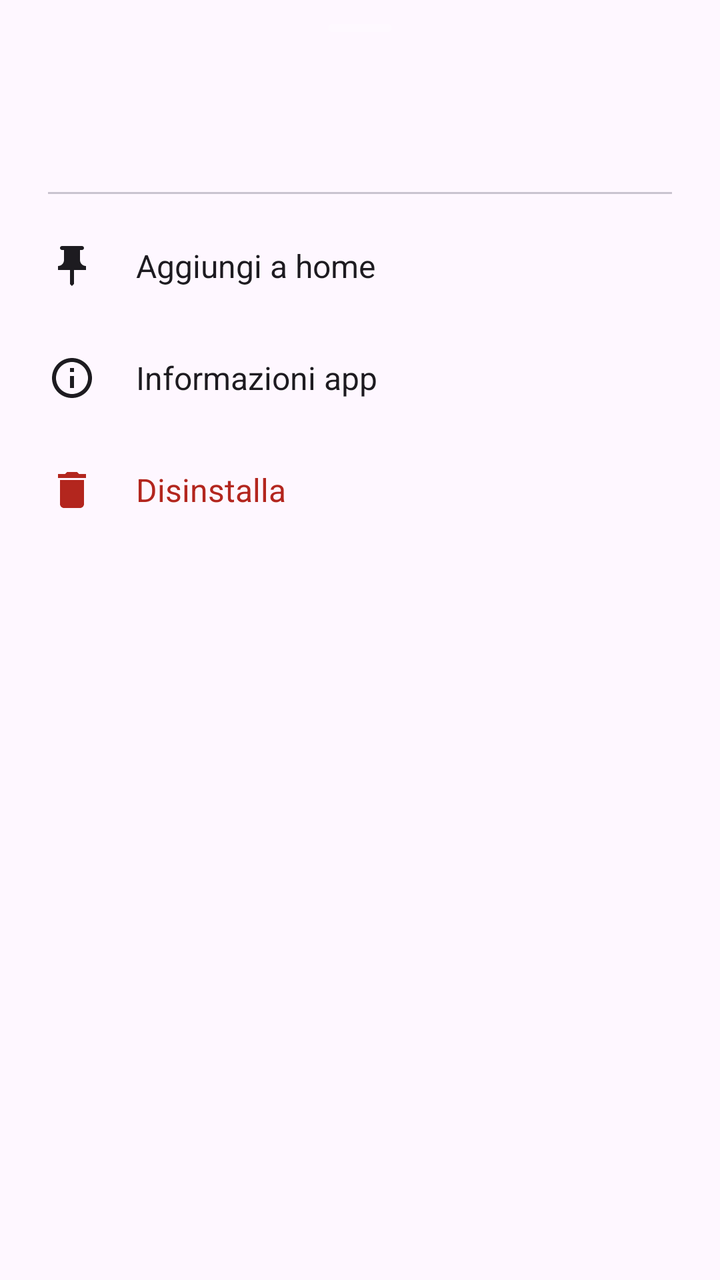
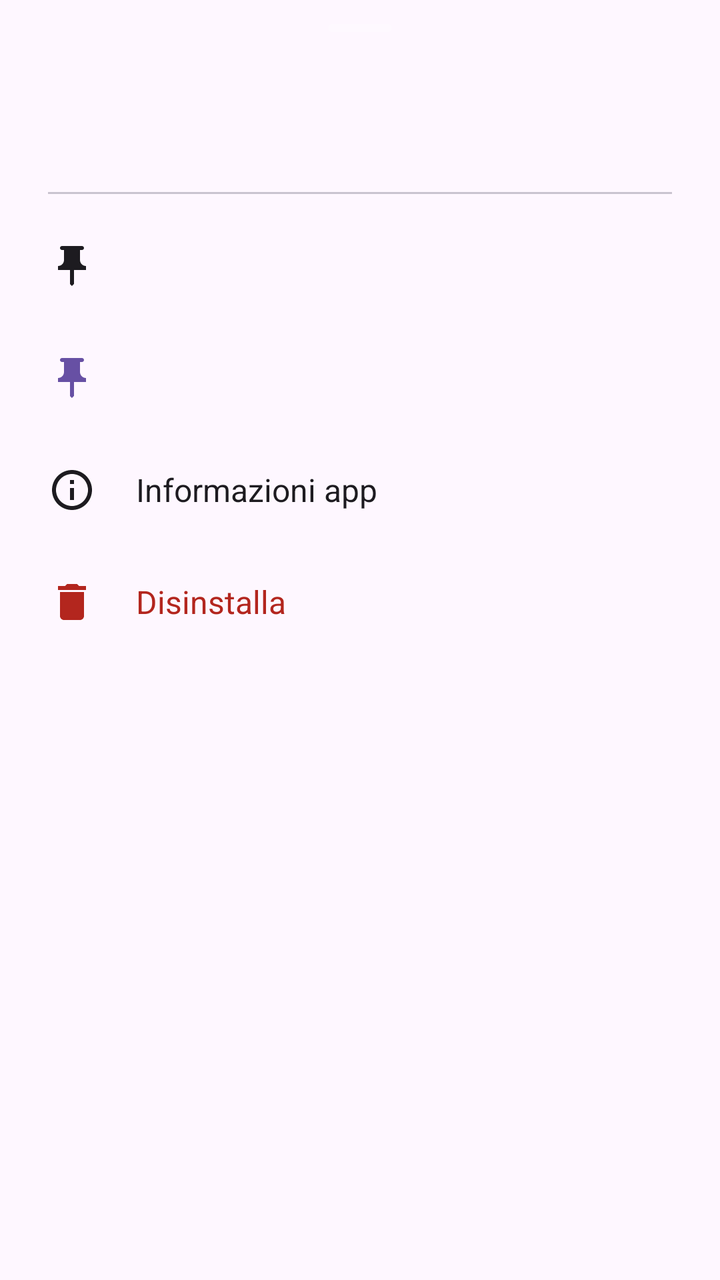

The first picture is an Android layout as it rendered before a commit; the second is the same layout after the commit. The layout source and the unified diff follow.
<!-- AndroidManifest.xml: application theme Theme.SpeedLauncher -->
<!-- res/layout/sheet_app_actions.xml -->
<?xml version="1.0" encoding="utf-8"?>
<LinearLayout xmlns:android="http://schemas.android.com/apk/res/android"
    xmlns:app="http://schemas.android.com/apk/res-auto"
    android:layout_width="match_parent"
    android:layout_height="wrap_content"
    android:background="?attr/colorSurface"
    android:orientation="vertical"
    android:paddingVertical="12dp">

    <View
        android:layout_width="32dp"
        android:layout_height="4dp"
        android:layout_gravity="center_horizontal"
        android:layout_marginBottom="16dp"
        android:background="@drawable/bg_drag_handle" />

    <LinearLayout
        android:layout_width="match_parent"
        android:layout_height="wrap_content"
        android:gravity="center_vertical"
        android:orientation="horizontal"
        android:paddingHorizontal="24dp"
        android:paddingBottom="16dp">

        <ImageView
            android:id="@+id/appIcon"
            android:layout_width="48dp"
            android:layout_height="48dp" />

        <TextView
            android:id="@+id/appLabel"
            android:layout_width="0dp"
            android:layout_height="wrap_content"
            android:layout_marginStart="16dp"
            android:layout_weight="1"
            android:ellipsize="end"
            android:maxLines="1"
            android:textColor="?attr/colorOnSurface"
            android:textSize="18sp"
            android:textStyle="bold" />
    </LinearLayout>

    <View
        android:layout_width="match_parent"
        android:layout_height="1dp"
        android:layout_marginHorizontal="24dp"
        android:layout_marginBottom="8dp"
        android:background="?attr/colorOutlineVariant" />

    <LinearLayout
        android:id="@+id/actionPin"
        android:layout_width="match_parent"
        android:layout_height="56dp"
        android:background="?attr/selectableItemBackground"
        android:clickable="true"
        android:focusable="true"
        android:gravity="center_vertical"
        android:orientation="horizontal"
        android:paddingHorizontal="24dp">

        <ImageView
            android:layout_width="24dp"
            android:layout_height="24dp"
            android:src="@drawable/ic_pin"
            app:tint="?attr/colorOnSurface" />

        <TextView
            android:id="@+id/pinLabel"
            android:layout_width="wrap_content"
            android:layout_height="wrap_content"
            android:layout_marginStart="20dp"
            android:text="@string/action_pin"
            android:textColor="?attr/colorOnSurface"
            android:textSize="16sp" />
    </LinearLayout>

    <LinearLayout
        android:id="@+id/actionInfo"
        android:layout_width="match_parent"
        android:layout_height="56dp"
        android:background="?attr/selectableItemBackground"
        android:clickable="true"
        android:focusable="true"
        android:gravity="center_vertical"
        android:orientation="horizontal"
        android:paddingHorizontal="24dp">

        <ImageView
            android:layout_width="24dp"
            android:layout_height="24dp"
            android:src="@drawable/ic_info"
            app:tint="?attr/colorOnSurface" />

        <TextView
            android:layout_width="wrap_content"
            android:layout_height="wrap_content"
            android:layout_marginStart="20dp"
            android:text="@string/action_info"
            android:textColor="?attr/colorOnSurface"
            android:textSize="16sp" />
    </LinearLayout>

    <LinearLayout
        android:id="@+id/actionUninstall"
        android:layout_width="match_parent"
        android:layout_height="56dp"
        android:background="?attr/selectableItemBackground"
        android:clickable="true"
        android:focusable="true"
        android:gravity="center_vertical"
        android:orientation="horizontal"
        android:paddingHorizontal="24dp">

        <ImageView
            android:layout_width="24dp"
            android:layout_height="24dp"
            android:src="@drawable/ic_uninstall"
            app:tint="?attr/colorError" />

        <TextView
            android:layout_width="wrap_content"
            android:layout_height="wrap_content"
            android:layout_marginStart="20dp"
            android:text="@string/action_uninstall"
            android:textColor="?attr/colorError"
            android:textSize="16sp" />
    </LinearLayout>

    <View android:layout_width="match_parent" android:layout_height="32dp" />

</LinearLayout>
<!-- resources referenced by this layout -->
<resources>
  <!-- drawable bg_drag_handle (drawable) -->
  <?xml version="1.0" encoding="utf-8"?>
  <shape xmlns:android="http://schemas.android.com/apk/res/android"
      android:shape="rectangle">
      <solid android:color="#33FFFFFF" />
      <corners android:radius="2dp" />
  </shape>
  <!-- drawable ic_info (drawable) -->
  <vector xmlns:android="http://schemas.android.com/apk/res/android"
      android:width="24dp" android:height="24dp"
      android:viewportWidth="24" android:viewportHeight="24">
      <path android:fillColor="@android:color/white"
          android:pathData="M11,17h2v-6h-2v6zM12,2C6.48,2 2,6.48 2,12s4.48,10 10,10 10,-4.48 10,-10S17.52,2 12,2zM12,20c-4.41,0 -8,-3.59 -8,-8s3.59,-8 8,-8 8,3.59 8,8 -3.59,8 -8,8zM11,9h2V7h-2v2z"/>
  </vector>
  <!-- drawable ic_pin (drawable) -->
  <vector xmlns:android="http://schemas.android.com/apk/res/android"
      android:width="24dp" android:height="24dp"
      android:viewportWidth="24" android:viewportHeight="24">
      <path android:fillColor="@android:color/white"
          android:pathData="M16,9V4l1,0c0.55,0 1,-0.45 1,-1v0c0,-0.55 -0.45,-1 -1,-1H7C6.45,2 6,2.45 6,3v0c0,0.55 0.45,1 1,1l1,0v5c0,1.66 -1.34,3 -3,3v0v2h5.97v7l1,1l1,-1v-7H19v-2v0C17.34,12 16,10.66 16,9z"/>
  </vector>
  <!-- drawable ic_uninstall (drawable) -->
  <vector xmlns:android="http://schemas.android.com/apk/res/android"
      android:width="24dp" android:height="24dp"
      android:viewportWidth="24" android:viewportHeight="24">
      <path android:fillColor="@android:color/white"
          android:pathData="M6,19c0,1.1 0.9,2 2,2h8c1.1,0 2,-0.9 2,-2V7H6v12zM19,4h-3.5l-1,-1h-5l-1,1H5v2h14V4z"/>
  </vector>
  <string name="action_info">Informazioni app</string>
  <string name="action_pin">Aggiungi a home</string>
  <string name="action_uninstall">Disinstalla</string>
  <style name="Theme.SpeedLauncher" parent="Theme.Material3.DayNight.NoActionBar">
          <item name="android:windowBackground">@android:color/transparent</item>
          <item name="android:colorBackground">@android:color/transparent</item>
          <item name="android:windowShowWallpaper">true</item>
          <item name="android:windowIsTranslucent">true</item>
          <item name="android:windowDrawsSystemBarBackgrounds">true</item>
          <item name="android:statusBarColor">@android:color/transparent</item>
          <item name="android:navigationBarColor">@android:color/transparent</item>
          <item name="android:enforceNavigationBarContrast" tools:targetApi="29">false</item>
          <item name="android:enforceStatusBarContrast" tools:targetApi="29">false</item>
          <item name="android:windowLightStatusBar" tools:targetApi="23">false</item>
          <item name="bottomSheetDialogTheme">@style/Theme.SpeedLauncher.BottomSheet</item>
      </style>
  <style name="Theme.SpeedLauncher.BottomSheet" parent="ThemeOverlay.Material3.BottomSheetDialog">
          <item name="bottomSheetStyle">@style/Widget.SpeedLauncher.BottomSheet</item>
      </style>
  <style name="Widget.SpeedLauncher.BottomSheet" parent="Widget.Material3.BottomSheet.Modal">
          <item name="shapeAppearance">@style/ShapeAppearance.SpeedLauncher.BottomSheet</item>
          <item name="backgroundTint">?attr/colorSurface</item>
      </style>
  <style name="ShapeAppearance.SpeedLauncher.BottomSheet" parent="ShapeAppearance.Material3.LargeComponent">
          <item name="cornerSizeTopLeft">28dp</item>
          <item name="cornerSizeTopRight">28dp</item>
          <item name="cornerSizeBottomLeft">0dp</item>
          <item name="cornerSizeBottomRight">0dp</item>
      </style>
</resources>

<!-- the commit's change to res/layout/sheet_app_actions.xml (unified diff, before → after) -->
@@ -48,7 +48,7 @@
         android:background="?attr/colorOutlineVariant" />
 
     <LinearLayout
-        android:id="@+id/actionPin"
+        android:id="@+id/actionPinHome"
         android:layout_width="match_parent"
         android:layout_height="56dp"
         android:background="?attr/selectableItemBackground"
@@ -65,11 +65,63 @@
             app:tint="?attr/colorOnSurface" />
 
         <TextView
-            android:id="@+id/pinLabel"
+            android:id="@+id/pinHomeLabel"
             android:layout_width="wrap_content"
             android:layout_height="wrap_content"
             android:layout_marginStart="20dp"
-            android:text="@string/action_pin"
+            android:textColor="?attr/colorOnSurface"
+            android:textSize="16sp" />
+    </LinearLayout>
+
+    <LinearLayout
+        android:id="@+id/actionPinDock"
+        android:layout_width="match_parent"
+        android:layout_height="56dp"
+        android:background="?attr/selectableItemBackground"
+        android:clickable="true"
+        android:focusable="true"
+        android:gravity="center_vertical"
+        android:orientation="horizontal"
+        android:paddingHorizontal="24dp">
+
+        <ImageView
+            android:layout_width="24dp"
+            android:layout_height="24dp"
+            android:src="@drawable/ic_pin"
+            app:tint="?attr/colorPrimary" />
+
+        <TextView
+            android:id="@+id/pinDockLabel"
+            android:layout_width="wrap_content"
+            android:layout_height="wrap_content"
+            android:layout_marginStart="20dp"
+            android:textColor="?attr/colorOnSurface"
+            android:textSize="16sp" />
+    </LinearLayout>
+
+    <LinearLayout
+        android:id="@+id/actionMove"
+        android:layout_width="match_parent"
+        android:layout_height="56dp"
+        android:background="?attr/selectableItemBackground"
+        android:clickable="true"
+        android:focusable="true"
+        android:gravity="center_vertical"
+        android:orientation="horizontal"
+        android:paddingHorizontal="24dp"
+        android:visibility="gone">
+
+        <ImageView
+            android:layout_width="24dp"
+            android:layout_height="24dp"
+            android:src="@drawable/ic_move"
+            app:tint="?attr/colorOnSurface" />
+
+        <TextView
+            android:layout_width="wrap_content"
+            android:layout_height="wrap_content"
+            android:layout_marginStart="20dp"
+            android:text="@string/action_move"
             android:textColor="?attr/colorOnSurface"
             android:textSize="16sp" />
     </LinearLayout>
<!-- resource entries referenced after the edit -->
@@ -14,6 +14,13 @@
       <path android:fillColor="@android:color/white"
           android:pathData="M11,17h2v-6h-2v6zM12,2C6.48,2 2,6.48 2,12s4.48,10 10,10 10,-4.48 10,-10S17.52,2 12,2zM12,20c-4.41,0 -8,-3.59 -8,-8s3.59,-8 8,-8 8,3.59 8,8 -3.59,8 -8,8zM11,9h2V7h-2v2z"/>
   </vector>
+  <!-- drawable ic_move (drawable) -->
+  <vector xmlns:android="http://schemas.android.com/apk/res/android"
+      android:width="24dp" android:height="24dp"
+      android:viewportWidth="24" android:viewportHeight="24">
+      <path android:fillColor="@android:color/white"
+          android:pathData="M10,9h4V6h3l-5,-5 -5,5h3v3zM9,10H6V7l-5,5 5,5v-3h3v-4zM23,12l-5,-5v3h-3v4h3v3l5,-5zM14,15h-4v3H7l5,5 5,-5h-3v-3z"/>
+  </vector>
   <!-- drawable ic_pin (drawable) -->
   <vector xmlns:android="http://schemas.android.com/apk/res/android"
       android:width="24dp" android:height="24dp"
@@ -29,7 +36,7 @@
           android:pathData="M6,19c0,1.1 0.9,2 2,2h8c1.1,0 2,-0.9 2,-2V7H6v12zM19,4h-3.5l-1,-1h-5l-1,1H5v2h14V4z"/>
   </vector>
   <string name="action_info">Informazioni app</string>
-  <string name="action_pin">Aggiungi a home</string>
+  <string name="action_move">Sposta</string>
   <string name="action_uninstall">Disinstalla</string>
   <style name="Theme.SpeedLauncher" parent="Theme.Material3.DayNight.NoActionBar">
           <item name="android:windowBackground">@android:color/transparent</item>
